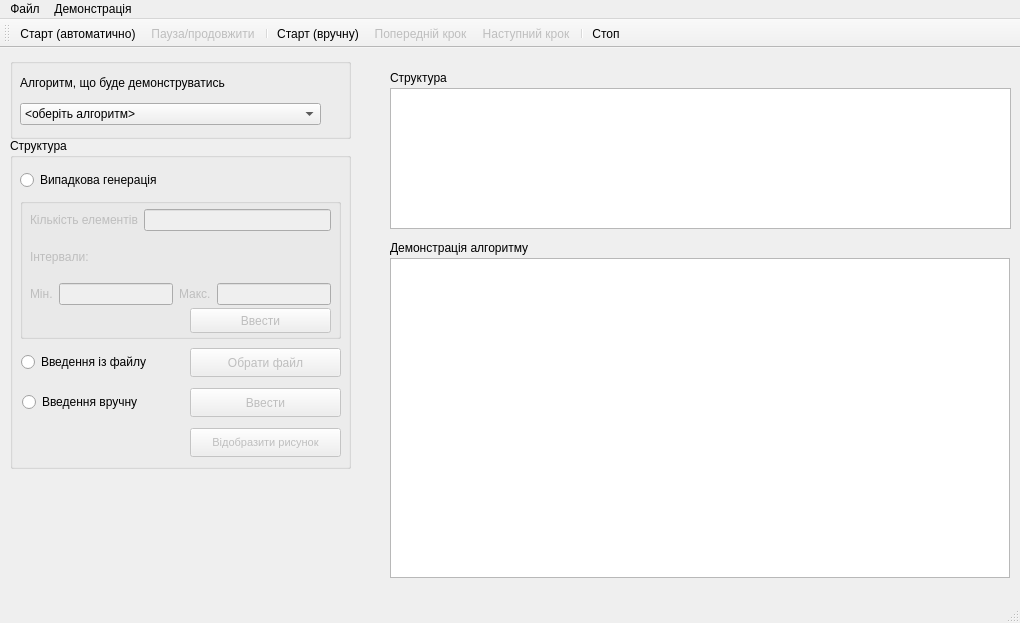
Above: Lab2Pysarenkov/mainwindow.ui from TymofiiPys/lab2Pysarenkov before the change. Below: the same form after it.
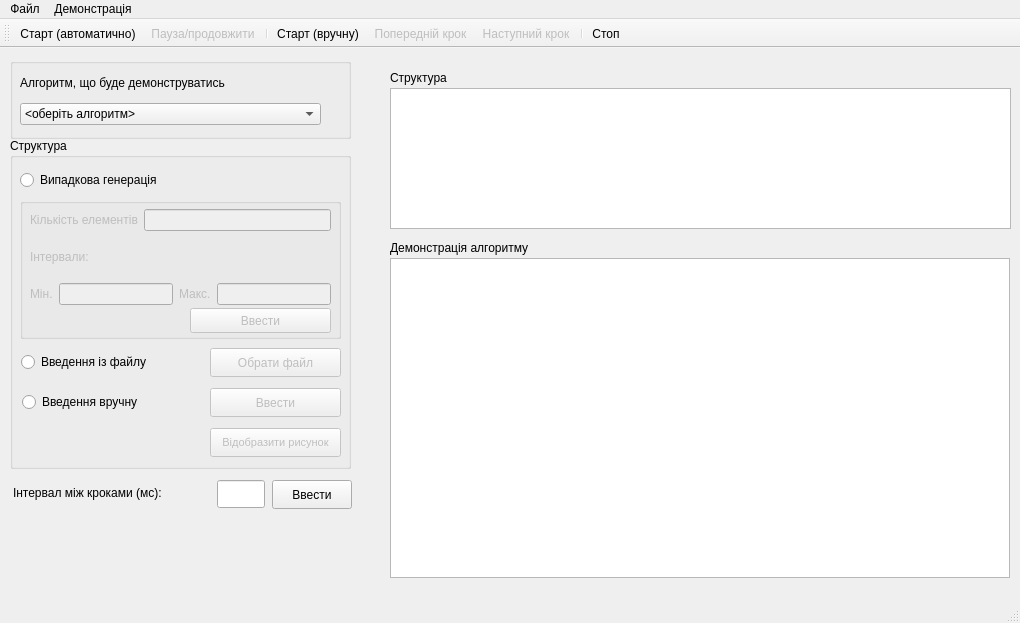
That is the form after the change. Icons and pictures are not drawn.

The edit to the form file:
```diff
--- a/Lab2Pysarenkov/mainwindow.ui
+++ b/Lab2Pysarenkov/mainwindow.ui
@@ -11,15 +11,33 @@
    </rect>
   </property>
   <property name="sizePolicy">
-   <sizepolicy hsizetype="Fixed" vsizetype="Fixed">
+   <sizepolicy hsizetype="Preferred" vsizetype="Preferred">
     <horstretch>0</horstretch>
     <verstretch>0</verstretch>
    </sizepolicy>
   </property>
+  <property name="minimumSize">
+   <size>
+    <width>1020</width>
+    <height>623</height>
+   </size>
+  </property>
+  <property name="maximumSize">
+   <size>
+    <width>1020</width>
+    <height>623</height>
+   </size>
+  </property>
   <property name="windowTitle">
    <string>Демонстрація роботи алгоритмів</string>
   </property>
   <widget class="QWidget" name="centralwidget">
+   <property name="sizePolicy">
+    <sizepolicy hsizetype="Preferred" vsizetype="Preferred">
+     <horstretch>0</horstretch>
+     <verstretch>0</verstretch>
+    </sizepolicy>
+   </property>
    <widget class="QGraphicsView" name="graphicsView_demo">
     <property name="geometry">
      <rect>
@@ -221,9 +239,9 @@
      </property>
      <property name="geometry">
       <rect>
-       <x>180</x>
+       <x>200</x>
        <y>210</y>
-       <width>151</width>
+       <width>131</width>
        <height>29</height>
       </rect>
      </property>
@@ -236,7 +254,7 @@
       <rect>
        <x>12</x>
        <y>252</y>
-       <width>143</width>
+       <width>171</width>
        <height>24</height>
       </rect>
      </property>
@@ -250,9 +268,9 @@
      </property>
      <property name="geometry">
       <rect>
-       <x>180</x>
+       <x>200</x>
        <y>250</y>
-       <width>151</width>
+       <width>131</width>
        <height>29</height>
       </rect>
      </property>
@@ -266,9 +284,9 @@
      </property>
      <property name="geometry">
       <rect>
-       <x>180</x>
+       <x>200</x>
        <y>290</y>
-       <width>151</width>
+       <width>131</width>
        <height>29</height>
       </rect>
      </property>
@@ -286,8 +304,8 @@
    <widget class="QLabel" name="label_str_entered">
     <property name="geometry">
      <rect>
-      <x>20</x>
-      <y>430</y>
+      <x>10</x>
+      <y>470</y>
       <width>331</width>
       <height>20</height>
      </rect>
@@ -338,6 +356,46 @@
      <string>Структура</string>
     </property>
    </widget>
+   <widget class="QLabel" name="label_3">
+    <property name="geometry">
+     <rect>
+      <x>13</x>
+      <y>435</y>
+      <width>197</width>
+      <height>20</height>
+     </rect>
+    </property>
+    <property name="text">
+     <string>Інтервал між кроками (мс):  </string>
+    </property>
+   </widget>
+   <widget class="QLineEdit" name="lineEdit_tim">
+    <property name="geometry">
+     <rect>
+      <x>217</x>
+      <y>432</y>
+      <width>48</width>
+      <height>28</height>
+     </rect>
+    </property>
+    <property name="toolTip">
+     <string>Введіть інтервал між кроками при автоматичній демонстрації (не рекомендується
+вводити значення, менші за 5 мс - графічна складова виглядатиме ненайкраще)</string>
+    </property>
+   </widget>
+   <widget class="QPushButton" name="pushButton_1">
+    <property name="geometry">
+     <rect>
+      <x>272</x>
+      <y>432</y>
+      <width>80</width>
+      <height>29</height>
+     </rect>
+    </property>
+    <property name="text">
+     <string>Ввести</string>
+    </property>
+   </widget>
   </widget>
   <widget class="QMenuBar" name="menubar">
    <property name="geometry">
```
Left out of the diff: 37 changed lines with no effect on the pictures.
